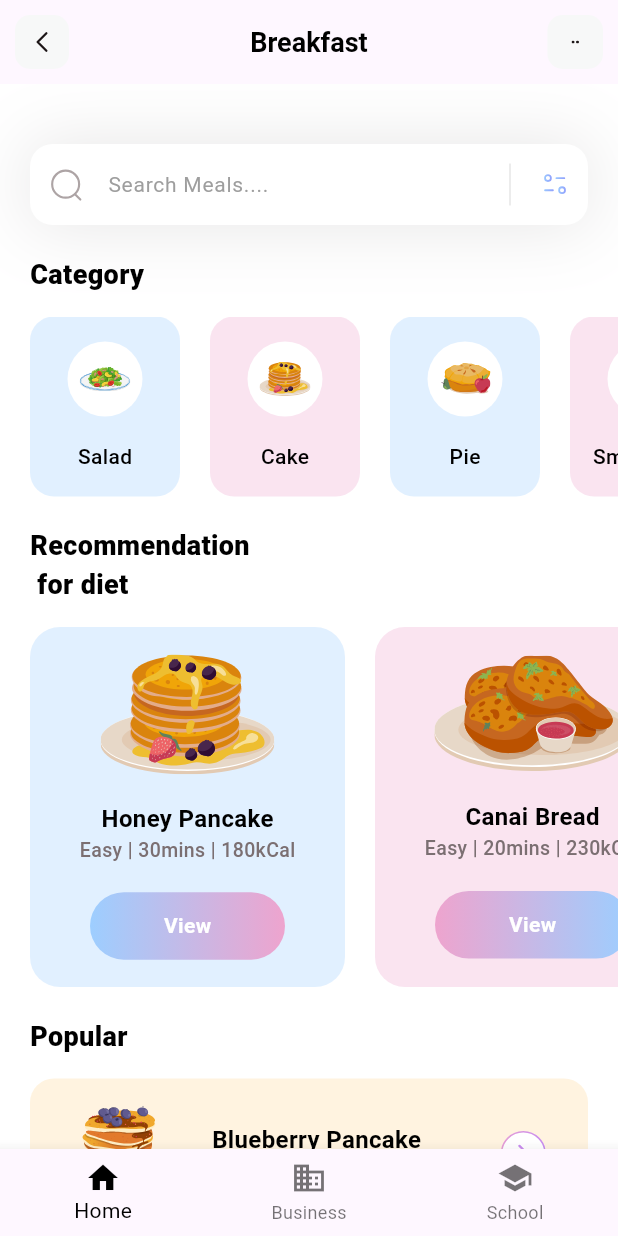
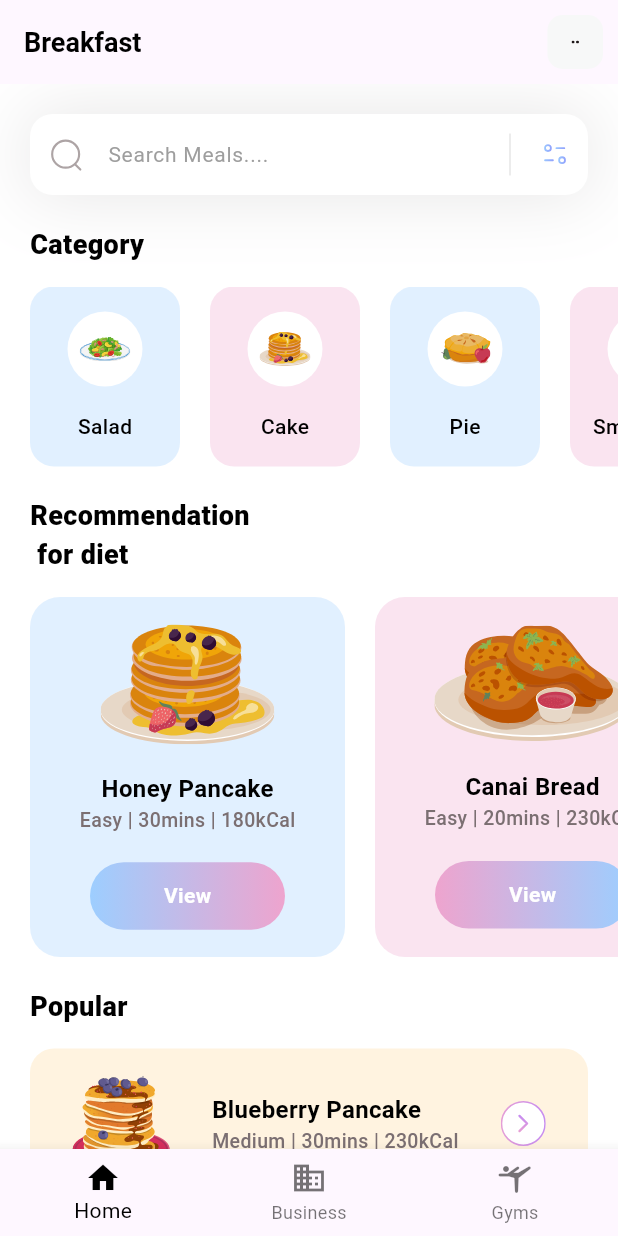
Before and after one commit to harshtiwari1810/fitness, a Flutter app: the screen it shows after launch, on a phone screen of 412 x 824 dp. Run offline on Flutter 3.47's test engine with Material 3 defaults, Android fonts, the phone set to English and light mode, and no system bars; our stand-ins replace flutter_svg.

Commit message:
Minor changes

```diff
--- a/lib/Pages/home.dart
+++ b/lib/Pages/home.dart
@@ -278,7 +278,7 @@ class HomePage extends StatelessWidget {
 
   Container searchTextField() {
     return Container(
-      margin: const EdgeInsets.only(top: 40, right: 20, left: 20),
+      margin: const EdgeInsets.only(top: 20, right: 20, left: 20),
       decoration: BoxDecoration(boxShadow: [
         BoxShadow(
             color: const Color(0xff1D1617).withOpacity(0.11),
@@ -334,25 +334,24 @@ class HomePage extends StatelessWidget {
           fontWeight: FontWeight.bold,
         ),
       ),
-      centerTitle: true,
-      leading: GestureDetector(
-        onTap: () {
-          debugPrint('left');
-        },
-        child: Container(
-          margin: const EdgeInsets.all(10),
-          alignment: Alignment.center,
-          decoration: BoxDecoration(
-            color: const Color(0xffF7F8F8),
-            borderRadius: BorderRadius.circular(10),
-          ),
-          child: SvgPicture.asset(
-            'assets/icons/Arrow - Left 2.svg',
-            height: 20,
-            width: 20,
-          ),
-        ),
-      ),
+      // leading: GestureDetector(
+      //   onTap: () {
+      //     debugPrint('left');
+      //   },
+      //   child: Container(
+      //     margin: const EdgeInsets.all(10),
+      //     alignment: Alignment.center,
+      //     decoration: BoxDecoration(
+      //       color: const Color(0xffF7F8F8),
+      //       borderRadius: BorderRadius.circular(10),
+      //     ),
+      //     child: SvgPicture.asset(
+      //       'assets/icons/Arrow - Left 2.svg',
+      //       height: 20,
+      //       width: 20,
+      //     ),
+      //   ),
+      // ),
       actions: [
         GestureDetector(
           onTap: () {
--- a/lib/nav_bar.dart
+++ b/lib/nav_bar.dart
@@ -21,7 +21,7 @@ class _BottomNavigationBarExampleState
       style: optionStyle,
     ),
     const Text(
-      'Index 2: School',
+      'Index 2: Gyms',
       style: optionStyle,
     ),
   ];
@@ -49,8 +49,8 @@ class _BottomNavigationBarExampleState
             label: 'Business',
           ),
           BottomNavigationBarItem(
-            icon: Icon(Icons.school),
-            label: 'School',
+            icon: Icon(Icons.sports_gymnastics_rounded),
+            label: 'Gyms',
           ),
         ],
         currentIndex: _selectedIndex,
```
